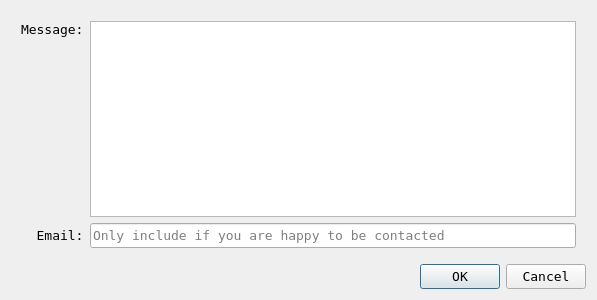
Above: src/sendSugg.ui from mcrav/XDToolkit before the change. Below: the same form after it.
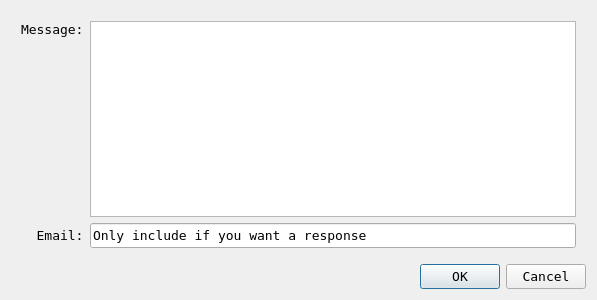
That is the form after the change. Icons and pictures are not drawn.

Patch:
```diff
--- a/src/sendSugg.ui
+++ b/src/sendSugg.ui
@@ -73,7 +73,7 @@
        <item>
         <widget class="QLineEdit" name="emailAdInput">
          <property name="text">
-          <string/>
+          <string>Only include if you want a response</string>
          </property>
          <property name="placeholderText">
           <string>Only include if you are happy to be contacted</string>
```
